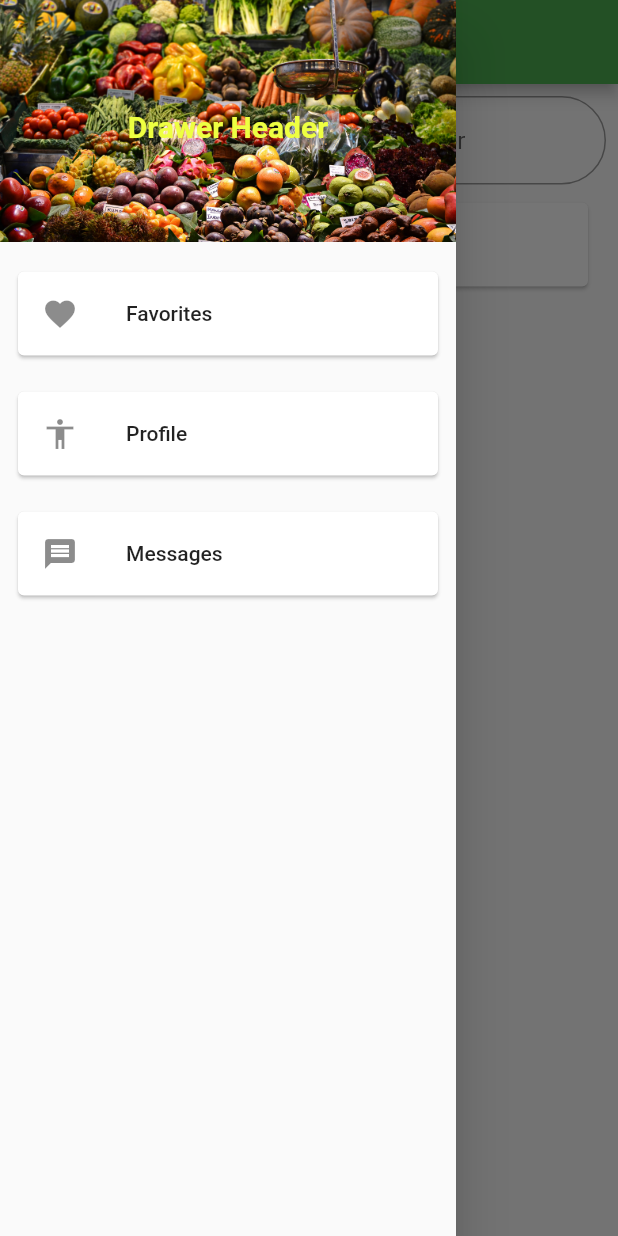
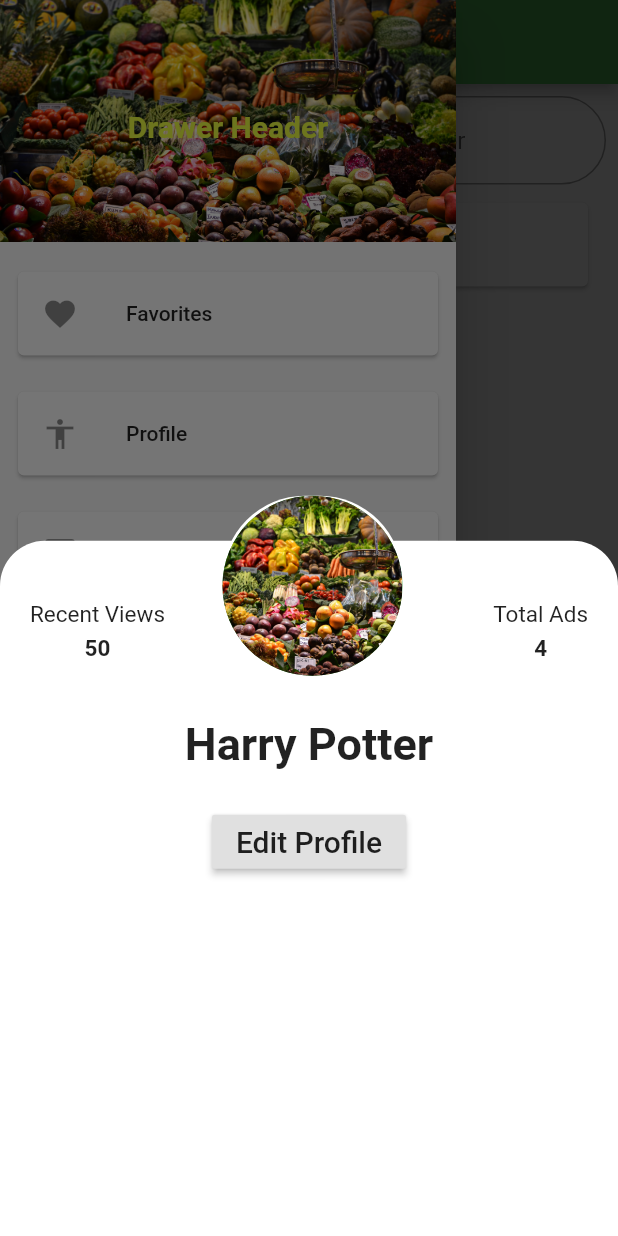
Before and after one commit to DavidMilai/shamba_yetu, a Flutter app: the screen it shows after launch, in the side drawer, after a tap on "Profile", on a phone screen of 412 x 824 dp. Run offline on Flutter 3.47's test engine with Material 2 defaults, Android fonts, the phone set to English and light mode, and no system bars; our stand-ins replace google_maps_flutter.

Commit message:
profile UI

```diff
--- /dev/null
+++ b/lib/components/listTileWithAction.dart
@@ -0,0 +1,124 @@
+import 'package:flutter/cupertino.dart';
+import 'package:flutter/material.dart';
+
+class TileWithAction extends StatefulWidget {
+  @override
+  _TileWithActionState createState() => _TileWithActionState();
+}
+
+class _TileWithActionState extends State<TileWithAction> {
+  userBottomSheet(context) {
+    showModalBottomSheet(
+        context: context,
+        builder: (BuildContext context) {
+          return Container(
+            height: 500,
+            decoration: BoxDecoration(
+              color: Colors.white,
+              borderRadius: BorderRadius.only(
+                topLeft: Radius.circular(30),
+                topRight: Radius.circular(30),
+              ),
+            ),
+            child: Stack(
+              overflow: Overflow.visible,
+              children: <Widget>[
+                Positioned(
+                  left: MediaQuery.of(context).size.width * 0.36,
+                  top: -30,
+                  child: Container(
+                    decoration: BoxDecoration(
+                        borderRadius: BorderRadius.all(
+                          Radius.circular(55.0),
+                        ),
+                        color: Colors.white),
+                    child: CircleAvatar(
+                      radius: 60,
+                      backgroundImage: AssetImage('images/vegies.jpg'),
+                    ),
+                  ),
+                ),
+                Positioned(
+                  left: 20,
+                  top: 40,
+                  child: Column(
+                    children: <Widget>[
+                      Text(
+                        'Recent Views',
+                        style: TextStyle(
+                          fontSize: 15,
+                        ),
+                      ),
+                      SizedBox(height: 5),
+                      Text('50',
+                          style: TextStyle(
+                            fontSize: 15,
+                            fontWeight: FontWeight.bold,
+                          ))
+                    ],
+                  ),
+                ),
+                Positioned(
+                  right: 20,
+                  top: 40,
+                  child: Column(
+                    children: <Widget>[
+                      Text(
+                        'Total Ads',
+                        style: TextStyle(
+                          fontSize: 15,
+                        ),
+                      ),
+                      SizedBox(height: 5),
+                      Text('4',
+                          style: TextStyle(
+                            fontSize: 15,
+                            fontWeight: FontWeight.bold,
+                          ))
+                    ],
+                  ),
+                ),
+                Align(
+                  alignment: Alignment(0, -0.15),
+                  child: RaisedButton(
+                    onPressed: () {},
+                    child: Text('Edit Profile', style: TextStyle(fontSize: 20)),
+                  ),
+                ),
+                Align(
+                  alignment: Alignment(0, -0.45),
+                  child: Row(
+                    mainAxisAlignment: MainAxisAlignment.center,
+                    children: <Widget>[
+                      Text(
+                        'Harry Potter',
+                        style: TextStyle(
+                          fontSize: 30,
+                          fontWeight: FontWeight.bold,
+                        ),
+                      ),
+                    ],
+                  ),
+                ),
+              ],
+            ),
+          );
+        });
+  }
+
+  @override
+  Widget build(BuildContext context) {
+    return Padding(
+      padding: EdgeInsets.all(8.0),
+      child: Card(
+        child: ListTile(
+          onTap: () {
+            userBottomSheet(context);
+          },
+          leading: Icon(Icons.accessibility),
+          title: Text('Profile'),
+        ),
+      ),
+    );
+  }
+}
--- a/lib/home.dart
+++ b/lib/home.dart
@@ -1,6 +1,7 @@
 import 'package:flutter/cupertino.dart';
 import 'package:flutter/material.dart';
 import 'results.dart';
+import 'components/listTileWithAction.dart';
 
 class Home extends StatelessWidget {
   @override
@@ -40,16 +41,10 @@ class Home extends StatelessWidget {
                 ),
               ),
             ),
-            Padding(
-              padding: EdgeInsets.all(8.0),
-              child: Card(
-                child: ListTile(
-                  onTap: () {},
-                  leading: Icon(Icons.accessibility),
-                  title: Text('Profile'),
-                ),
-              ),
-            ),
+            Theme(
+                data:
+                    Theme.of(context).copyWith(canvasColor: Colors.transparent),
+                child: TileWithAction()),
             Padding(
               padding: EdgeInsets.all(8.0),
               child: Card(
```
Also changed, not shown: 1 other file.
